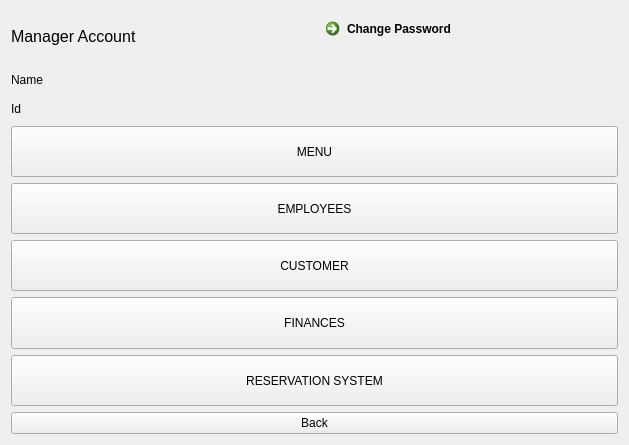
This is Ifrad/manager_second.ui in Ridwan230/Restaurant-Management-System as Qt 5 draws it before an edit. The edited form follows.
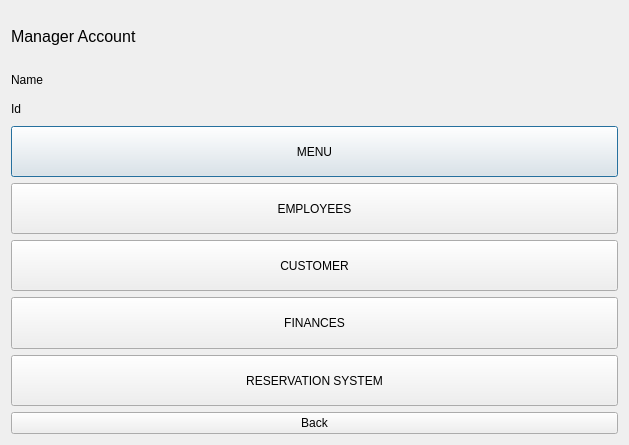
This is the edited form.

```diff
--- a/Ifrad/manager_second.ui
+++ b/Ifrad/manager_second.ui
@@ -28,13 +28,6 @@
        </property>
       </widget>
      </item>
-     <item>
-      <widget class="QCommandLinkButton" name="Manager_chg_pass">
-       <property name="text">
-        <string>Change Password</string>
-       </property>
-      </widget>
-     </item>
     </layout>
    </item>
    <item>
```
